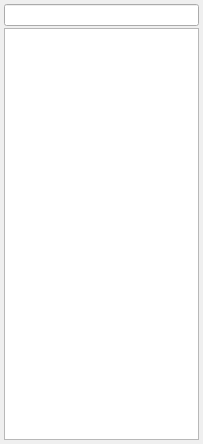
Above: src/tabdialog.ui from GAMS-dev/studio before the change. Below: the same form after it.
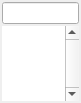
That is the form after the change.

```diff
--- a/src/tabdialog.ui
+++ b/src/tabdialog.ui
@@ -6,8 +6,8 @@
    <rect>
     <x>0</x>
     <y>0</y>
-    <width>203</width>
-    <height>444</height>
+    <width>81</width>
+    <height>103</height>
    </rect>
   </property>
   <property name="windowTitle">
@@ -18,22 +18,32 @@
     <number>2</number>
    </property>
    <property name="leftMargin">
-    <number>4</number>
+    <number>2</number>
    </property>
    <property name="topMargin">
-    <number>4</number>
+    <number>2</number>
    </property>
    <property name="rightMargin">
-    <number>4</number>
+    <number>2</number>
    </property>
    <property name="bottomMargin">
-    <number>4</number>
+    <number>2</number>
    </property>
    <item>
     <widget class="QLineEdit" name="lineEdit"/>
    </item>
    <item>
-    <widget class="QListView" name="listView"/>
+    <widget class="QListView" name="listView">
+     <property name="frameShape">
+      <enum>QFrame::NoFrame</enum>
+     </property>
+     <property name="lineWidth">
+      <number>0</number>
+     </property>
+     <property name="verticalScrollBarPolicy">
+      <enum>Qt::ScrollBarAlwaysOn</enum>
+     </property>
+    </widget>
    </item>
   </layout>
  </widget>
```
Left out of the diff: 4 changed lines with no effect on the pictures.
